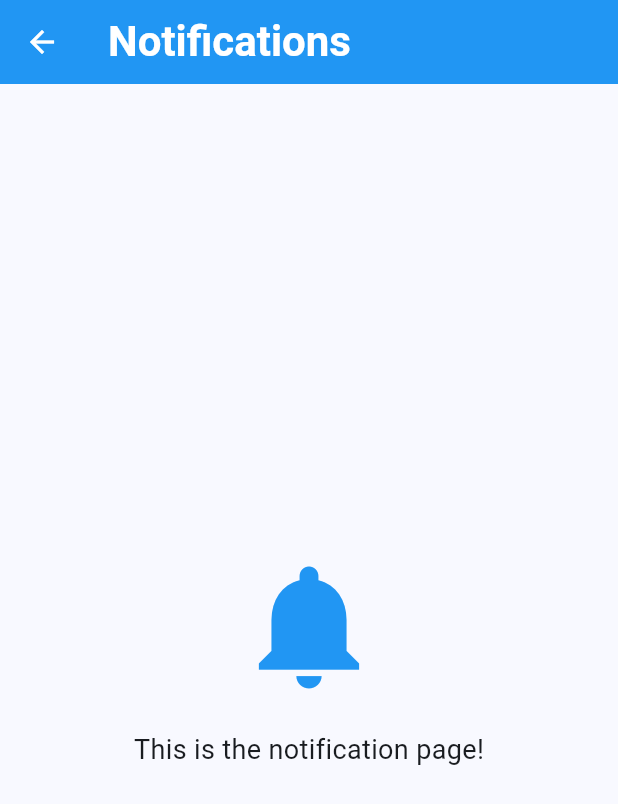
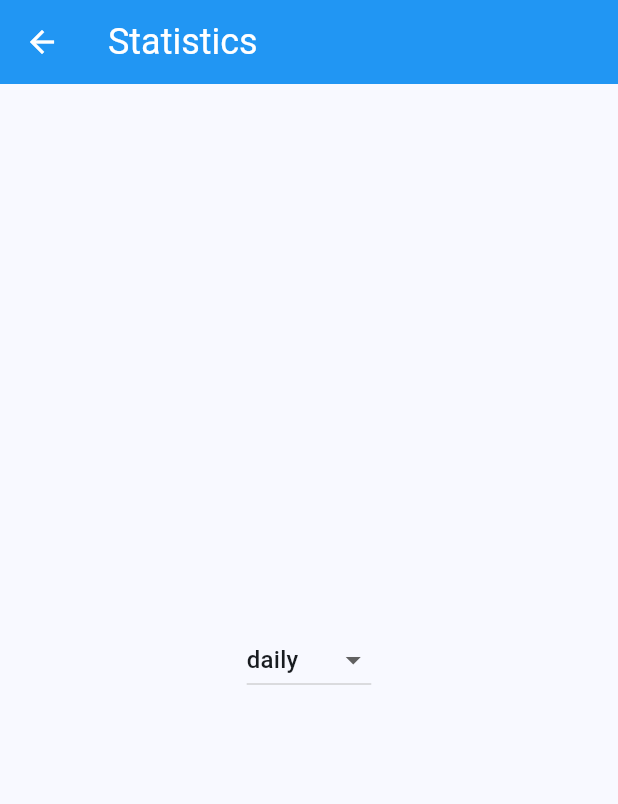
Before and after one commit to ZaBoteru/ZaBoteru-HydrationApp, a Flutter app: the screen it shows after launch, after a tap on "Statistics", on a phone screen of 412 x 824 dp. Shown: the top 804 px of the screen. Run offline on Flutter 3.47's test engine with Material 3 defaults, Android fonts, the phone set to English and light mode, and no system bars; our stand-ins replace animated_splash_screen, fl_chart, lottie; Roboto replaces fonts that are missing (Montserrat).

Commit message:
statistics start

```diff
--- a/lib/main.dart
+++ b/lib/main.dart
@@ -41,7 +41,7 @@ class ZaBoteru extends StatelessWidget {
                   color: Colors.white,
                   fontFamily: 'Montserrat',
                   fontWeight: FontWeight.bold,
-                  fontSize: 36.0,
+                  fontSize: 38.0,
                 ),
               ),
             ),
--- a/lib/pages/Dashboard.dart
+++ b/lib/pages/Dashboard.dart
@@ -73,22 +73,25 @@ class _DashboardState extends State<Dashboard> {
                   crossAxisAlignment: CrossAxisAlignment.start,
                   children: [
                     MaterialButton(
+                      padding: const EdgeInsets.only(right: 7.0),
                       minWidth: 40,
                       onPressed: () {
                         Navigator.pushNamed(context, '/dashbpard');
-                        setState(() {
-                          currentTab = 0;
-                        });
+                        // setState(() {
+                        //   currentTab = 0;
+                        // });
                       },
-                      child: Column(
+                      child: const Column(
                         mainAxisAlignment: MainAxisAlignment.center,
                         children: [
                           Icon(Icons.dashboard,
-                          color: currentTab == 0 ? Colors.blue: Colors.grey,),
+                          color: Colors.blue,
+                          // color: currentTab == 0 ? Colors.blue: Colors.grey,
+                          ),
                           Text(
                             'Dashboard',
                             style: TextStyle(
-                              color: currentTab == 0 ? Colors.blue : Colors.grey,
+                              // color: currentTab == 0 ? Colors.blue : Colors.grey,
                               ),
                           )
                         ],
@@ -98,19 +101,21 @@ class _DashboardState extends State<Dashboard> {
                       minWidth: 40,
                       onPressed: () {
                         Navigator.pushNamed(context, '/statistics');
-                        setState(() {
-                          currentTab = 1;
-                        });
+                        // setState(() {
+                        //   currentTab = 1;
+                        // });
                       },
-                      child: Column(
+                      child: const Column(
                         mainAxisAlignment: MainAxisAlignment.center,
                         children: [
                           Icon(Icons.pie_chart,
-                          color: currentTab == 1 ? Colors.blue: Colors.grey,),
+                          color: Colors.blue,
+                          // color: currentTab == 1 ? Colors.blue: Colors.grey,
+                          ),
                           Text(
                             'Statistics',
                             style: TextStyle(
-                              color: currentTab == 1 ? Colors.blue : Colors.grey,
+                              // color: currentTab == 1 ? Colors.blue : Colors.grey,
                               ),
                           )
                         ],
@@ -122,22 +127,25 @@ class _DashboardState extends State<Dashboard> {
                   crossAxisAlignment: CrossAxisAlignment.start,
                   children: [
                     MaterialButton(
+                      padding: const EdgeInsets.only(right: 29.0),
                       minWidth: 40,
                       onPressed: () {
                         Navigator.pushNamed(context, '/intake');
-                        setState(() {
-                          currentTab = 2;
-                        });
+                        // setState(() {
+                        //   currentTab = 2;
+                        // });
                       },
-                      child: Column(
+                      child: const Column(
                         mainAxisAlignment: MainAxisAlignment.center,
                         children: [
                           Icon(Icons.water,
-                          color: currentTab == 2 ? Colors.blue: Colors.grey,),
+                          color: Colors.blue,
+                          // color: currentTab == 2 ? Colors.blue: Colors.grey,
+                          ),
                           Text(
                             'Intake',
                             style: TextStyle(
-                              color: currentTab == 2 ? Colors.blue : Colors.grey,
+                              // color: currentTab == 2 ? Colors.blue : Colors.grey,
                               ),
                           )
                         ],
@@ -147,19 +155,21 @@ class _DashboardState extends State<Dashboard> {
                       minWidth: 40,
                       onPressed: () {
                         Navigator.pushNamed(context, '/intake');
-                        setState(() {
-                          currentTab = 3;
-                        });
+                        // setState(() {
+                        //   currentTab = 3;
+                        // });
                       },
-                      child: Column(
+                      child: const Column(
                         mainAxisAlignment: MainAxisAlignment.center,
                         children: [
                           Icon(Icons.water,
-                          color: currentTab == 3 ? Colors.blue: Colors.grey,),
+                          color: Colors.blue,
+                          // color: currentTab == 3 ? Colors.blue: Colors.grey,
+                          ),
                           Text(
                             'Intake',
                             style: TextStyle(
-                              color: currentTab == 3 ? Colors.blue : Colors.grey,
+                              // color: currentTab == 3 ? Colors.blue : Colors.grey,
                               ),
                           )
                         ],
--- a/lib/pages/Statistics.dart
+++ b/lib/pages/Statistics.dart
@@ -1,7 +1,16 @@
 import 'package:flutter/material.dart';
+import 'package:fl_chart/fl_chart.dart';
 
-class Statistics extends StatelessWidget {
+class Statistics extends StatefulWidget {
   const Statistics({super.key});
+
+  @override
+  // ignore: library_private_types_in_public_api
+  _StatisticsState createState() => _StatisticsState();
+}
+
+class _StatisticsState extends State<Statistics> {
+  String selectedOption = 'daily';
 
   @override
   Widget build(BuildContext context) {
@@ -9,34 +18,95 @@ class Statistics extends StatelessWidget {
       appBar: AppBar(
         backgroundColor: Colors.blue,
         title: const Text(
-          'Notifications',
+          'Statistics',
           style: TextStyle(
                 color: Colors.white,
                 fontFamily: 'Montserrat',
-                fontWeight: FontWeight.bold,
-                fontSize: 28.0,
+                fontSize: 24.0,
               ),
         ),
         // Customize the IconTheme for the back button
         iconTheme: const IconThemeData(color: Colors.white),
       ),
-      body: const Center(
-        child: Column(
-          mainAxisSize: MainAxisSize.min,
-          children: <Widget>[
-            Icon(
-              Icons.notifications,
-              size: 100,
-              color: Colors.blue, // Adjust the color as needed
-            ),
-            SizedBox(height: 20),
-            Text(
-              'This is the notification page!',
-              style: TextStyle(fontSize: 18),
-            ),
-          ],
+      body: Center(
+        child: Padding(
+          padding: const EdgeInsets.all(16.0),
+          child: Column(
+            mainAxisAlignment: MainAxisAlignment.center,
+            children: [
+              DropdownButton<String>(
+                value: selectedOption,
+                onChanged: (String? newValue) {
+                  setState(() {
+                    selectedOption = newValue!;
+                  });
+                },
+                items: <String>['daily', 'weekly', 'monthly', 'yearly', 'lifetime']
+                    .map<DropdownMenuItem<String>>((String value) {
+                  return DropdownMenuItem<String>(
+                    value: value,
+                    child: Text(value),
+                  );
+                }).toList(),
+              ),
+            ],
+          ),
         ),
       ),
     );
   }
 }
+
+class LineChartWidget extends StatelessWidget {
+  final Color gradientColor =
+    const Color(0xff23b6e6);
+
+  @override
+  Widget build(BuildContext context) => LineChart(
+    LineChartData(
+      minX: 0,
+      maxX: 11,
+      minY: 0,
+      maxY: 6,
+      gridData: FlGridData(
+        show: true,
+        getDrawingHorizontalLine: (value) {
+          return const FlLine(
+            color: Color(0xff37434d),
+            strokeWidth: 1,
+          );
+        },
+      ),
+      borderData: FlBorderData(
+        show: true,
+        border: Border.all(color: const Color(0xff37434d), width: 1),
+      ),
+      lineBarsData: [
+        LineChartBarData(
+          spots: [
+            FlSpot(0, 3),
+            FlSpot(2.6, 2),
+            FlSpot(4.9, 5),
+            FlSpot(6.8, 2.5),
+            FlSpot(8, 4),
+            FlSpot(9.5, 3),
+            FlSpot(11, 4),
+            FlSpot(0, 3),
+            FlSpot(0, 3),
+            FlSpot(0, 3),
+            FlSpot(0, 3),
+            FlSpot(0, 3),
+          ],
+          isCurved: true,
+          color: gradientColor,
+          dotData: const FlDotData(show: false),
+          barWidth: 5,
+          belowBarData: BarAreaData(
+            show: true,
+            color: gradientColor,
+          )
+        )
+      ]
+    )
+  );
+}
```
Also changed, not shown: lib/pages/WaterIntake.dart (+8 -2 lines), pubspec.yaml (+19 -6 lines), assets/icons/logo.png (added), pubspec.lock, 43 other files.
